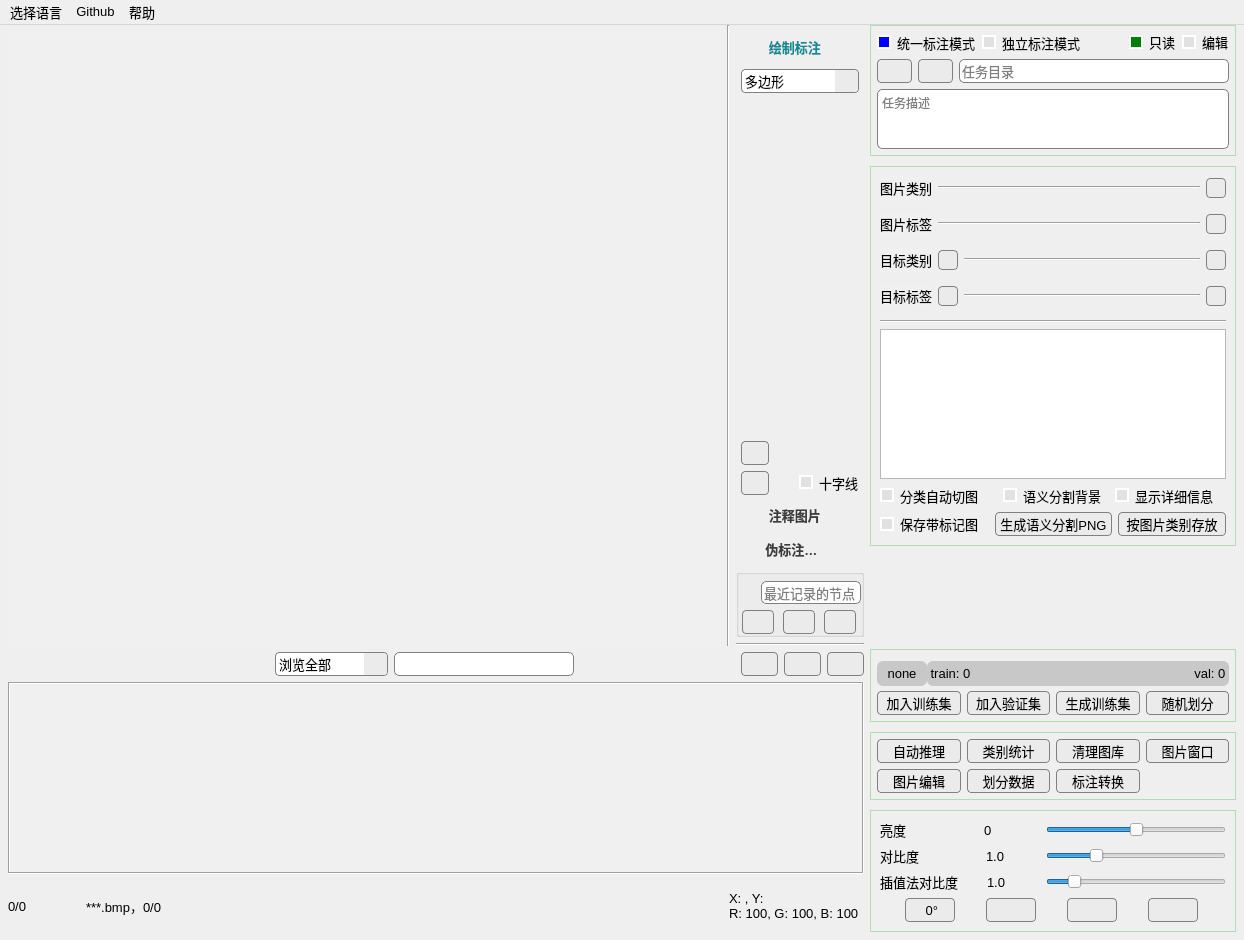
Old version of the form main_window.ui in the repository feiyuhuahuo/HuaHuoLabel.
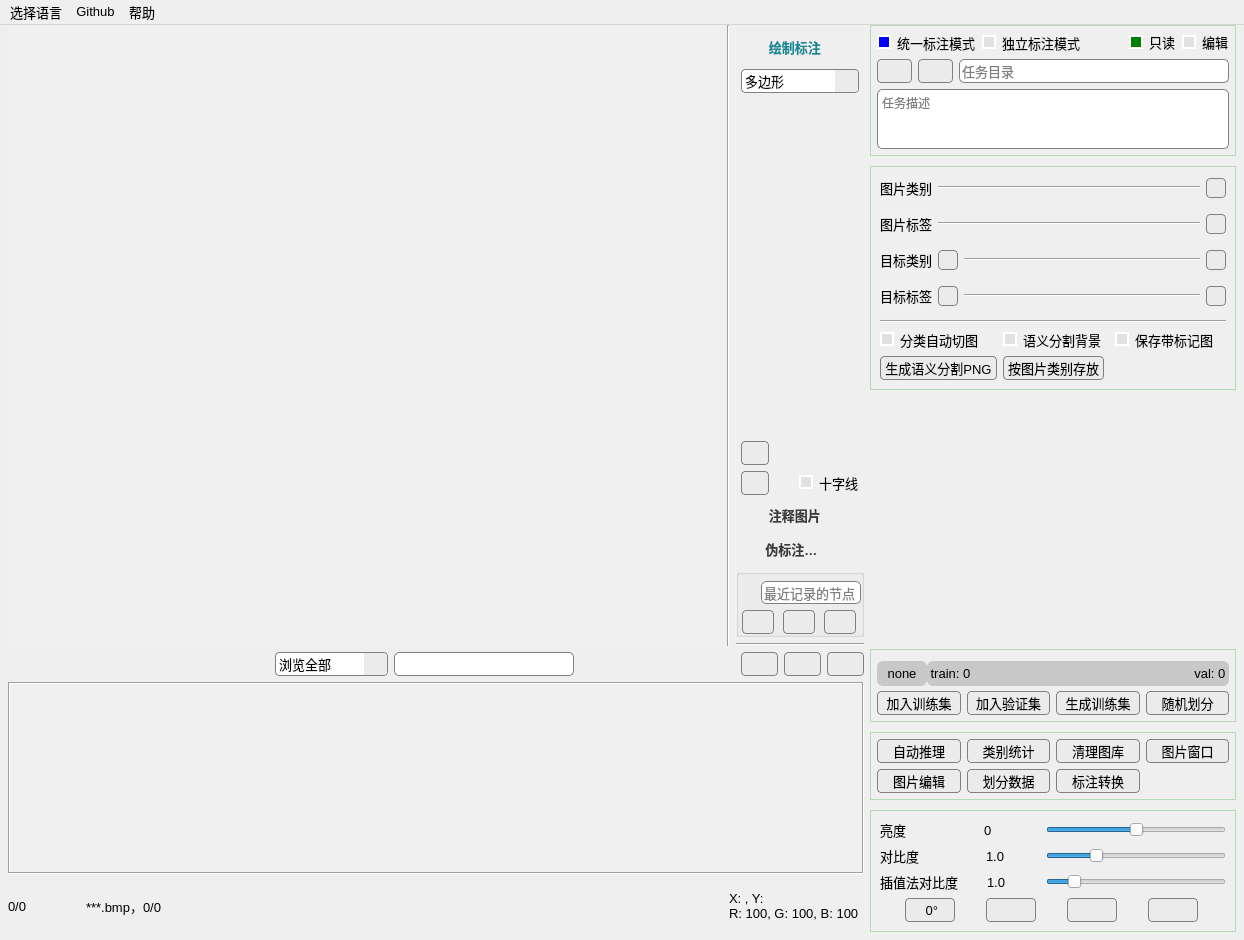
New version of the form. Icons and pictures are not drawn. Custom widgets are drawn as their Qt base class.

What changed in the file:
```diff
--- a/main_window.ui
+++ b/main_window.ui
@@ -2705,22 +2705,6 @@
            </property>
           </widget>
          </item>
-         <item>
-          <widget class="QListWidget" name="listWidget_obj_info">
-           <property name="maximumSize">
-            <size>
-             <width>16777215</width>
-             <height>150</height>
-            </size>
-           </property>
-           <property name="toolTip">
-            <string>目标详细信息</string>
-           </property>
-           <property name="selectionRectVisible">
-            <bool>false</bool>
-           </property>
-          </widget>
-         </item>
          <item>
           <layout class="QHBoxLayout" name="horizontalLayout_18">
            <item>
@@ -2800,48 +2784,6 @@
             </widget>
            </item>
            <item>
-            <widget class="QCheckBox" name="checkBox_hide_obj_info">
-             <property name="sizePolicy">
-              <sizepolicy hsizetype="Minimum" vsizetype="Minimum">
-               <horstretch>0</horstretch>
-               <verstretch>0</verstretch>
-              </sizepolicy>
-             </property>
-             <property name="font">
-              <font>
-               <pointsize>10</pointsize>
-              </font>
-             </property>
-             <property name="toolTip">
-              <string>显示目标的详细信息</string>
-             </property>
-             <property name="styleSheet">
-              <string notr="true">QCheckBox::indicator:checked {
-    background-color:       blue;
-    border:                 2px solid white;  
-
-}
-
-QCheckBox::indicator:unchecked {
-    background-color:       rgb(225, 225, 225);
-    border:                 2px solid white;  
-
-}
-</string>
-             </property>
-             <property name="text">
-              <string>显示详细信息</string>
-             </property>
-             <property name="checked">
-              <bool>false</bool>
-             </property>
-            </widget>
-           </item>
-          </layout>
-         </item>
-         <item>
-          <layout class="QHBoxLayout" name="horizontalLayout_16">
-           <item>
             <widget class="QCheckBox" name="checkBox_save_labeled_img">
              <property name="sizePolicy">
               <sizepolicy hsizetype="Minimum" vsizetype="Minimum">
@@ -2879,6 +2821,10 @@
              </property>
             </widget>
            </item>
+          </layout>
+         </item>
+         <item>
+          <layout class="QHBoxLayout" name="horizontalLayout_16">
            <item>
             <widget class="QPushButton" name="pushButton_sem_png">
              <property name="enabled">
@@ -2979,6 +2925,19 @@
              </property>
             </widget>
            </item>
+           <item>
+            <spacer name="horizontalSpacer">
+             <property name="orientation">
+              <enum>Qt::Horizontal</enum>
+             </property>
+             <property name="sizeHint" stdset="0">
+              <size>
+               <width>40</width>
+               <height>20</height>
+              </size>
+             </property>
+            </spacer>
+           </item>
           </layout>
          </item>
         </layout>
```
